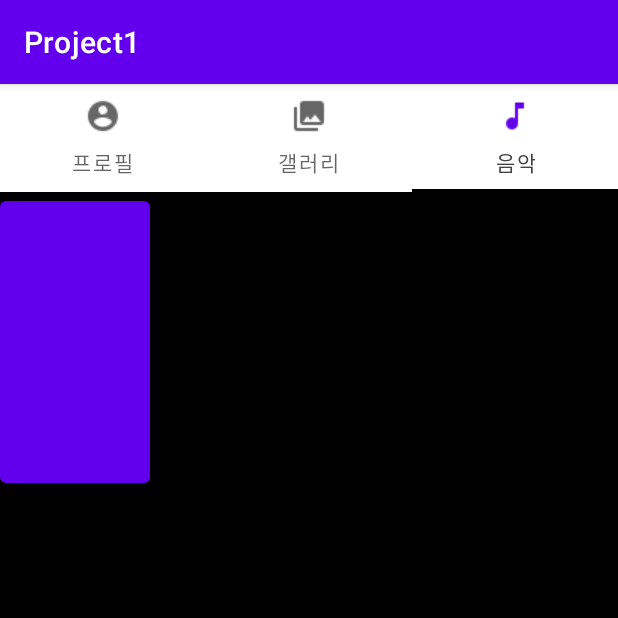
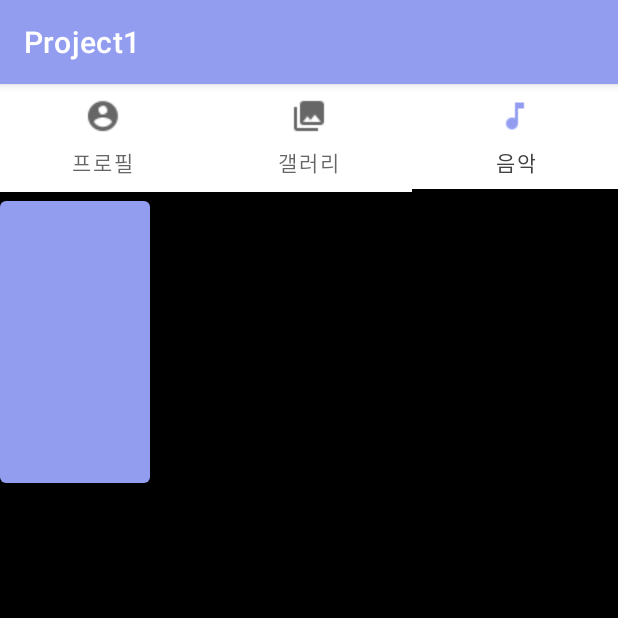
Before and after one commit to seungwoodev/MOOD, an Android app: the screen it shows after launch (MainActivity), tab 3 chosen, on a phone screen of 412 x 824 dp, the top half of it. Run offline under Robolectric (Android 15) with nearby library versions, the phone set to English and light mode, and no system bars; libraries missing offline, so code that uses them is left out: com.amulyakhare.textdrawable, com.karumi.dexter; 2 statements that could not run were skipped.

Commit message:
tab1 design changed

```diff
--- a/app/src/main/java/com/example/project1/Fragment1.java
+++ b/app/src/main/java/com/example/project1/Fragment1.java
@@ -22,6 +22,7 @@ import androidx.annotation.Nullable;
 import androidx.annotation.RequiresApi;
 import androidx.core.view.MenuItemCompat;
 import androidx.fragment.app.Fragment;
+import androidx.recyclerview.widget.DividerItemDecoration;
 import androidx.recyclerview.widget.LinearLayoutManager;
 import androidx.recyclerview.widget.RecyclerView;
 
@@ -58,6 +59,7 @@ public class Fragment1 extends Fragment {
         contactRV = view.findViewById(R.id.idRVContacts);
         //on below line we are setting layout mnager.
         contactRV.setLayoutManager(new LinearLayoutManager(getContext()));
+        contactRV.addItemDecoration(new DividerItemDecoration(view.getContext(), 1));
         loadingPB = view.findViewById(R.id.idPBLoading);
 
         //calling a method to request permissions.
@@ -81,6 +83,11 @@ public class Fragment1 extends Fragment {
         return view;
     }
 
+    @Override
+    public void onResume() {
+        super.onResume();
+        contactsModalArrayList = new ArrayList<>();
+    }
 
     @Override
     public void onActivityCreated(@Nullable Bundle savedInstanceState) {
--- a/app/src/main/res/values/colors.xml
+++ b/app/src/main/res/values/colors.xml
@@ -1,10 +1,13 @@
 <?xml version="1.0" encoding="utf-8"?>
 <resources>
-    <color name="purple_200">#FFBB86FC</color>
-    <color name="purple_500">#FF6200EE</color>
-    <color name="purple_700">#FF3700B3</color>
-    <color name="teal_200">#FF03DAC5</color>
-    <color name="teal_700">#FF018786</color>
+<!--    <color name="purple_200">#FFBB86FC</color>-->
+<!--    <color name="purple_500">#FF6200EE</color>-->
+<!--    <color name="purple_700">#FF3700B3</color>-->
+    <color name="purple_200">#d9ddff</color>
+    <color name="purple_500">#929df0</color>
+    <color name="purple_700">#273bd6</color>
+    <color name="teal_200">#c9a6ff</color>
+    <color name="teal_700">#5c1cbd</color>
     <color name="black">#FF000000</color>
     <color name="white">#FFFFFFFF</color>
 </resources>
```
